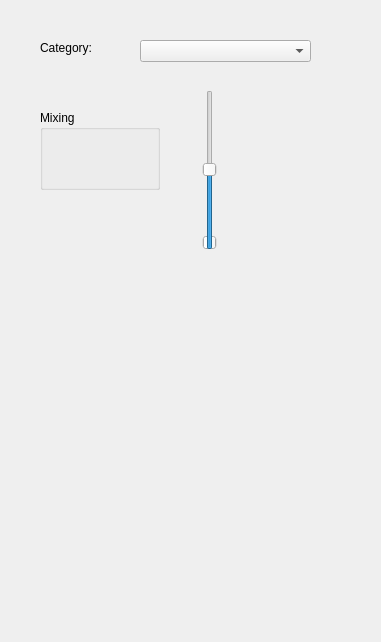
Qt form DesignerTool/src/WidgetAudioState.ui (GameOverture/HarmonyEngine) before a commit.
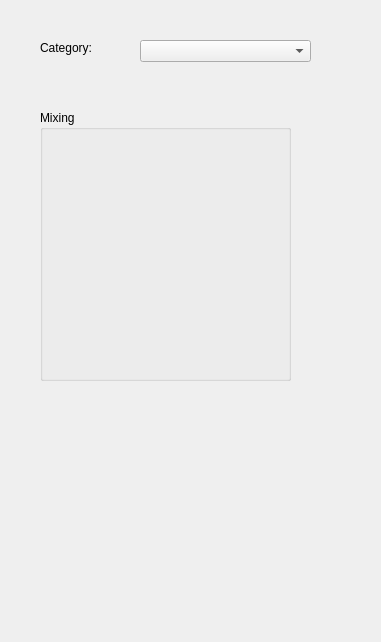
The same form after that commit. Custom widgets are drawn as their Qt base class.

Commit message: Audio state widget needs to be designed

```diff
--- a/DesignerTool/src/WidgetAudioState.ui
+++ b/DesignerTool/src/WidgetAudioState.ui
@@ -41,44 +41,33 @@
     <rect>
      <x>40</x>
      <y>110</y>
-     <width>120</width>
-     <height>80</height>
+     <width>251</width>
+     <height>271</height>
     </rect>
    </property>
    <property name="title">
     <string>Mixing</string>
    </property>
-  </widget>
-  <widget class="QSlider" name="verticalSlider">
-   <property name="geometry">
-    <rect>
-     <x>200</x>
-     <y>90</y>
-     <width>19</width>
-     <height>160</height>
-    </rect>
-   </property>
-   <property name="orientation">
-    <enum>Qt::Vertical</enum>
-   </property>
-  </widget>
-  <widget class="QSlider" name="verticalSlider_2">
-   <property name="geometry">
-    <rect>
-     <x>200</x>
-     <y>90</y>
-     <width>19</width>
-     <height>160</height>
-    </rect>
-   </property>
-   <property name="value">
-    <number>50</number>
-   </property>
-   <property name="orientation">
-    <enum>Qt::Vertical</enum>
-   </property>
+   <widget class="WidgetRangedSlider" name="widget" native="true">
+    <property name="geometry">
+     <rect>
+      <x>40</x>
+      <y>70</y>
+      <width>31</width>
+      <height>81</height>
+     </rect>
+    </property>
+   </widget>
   </widget>
  </widget>
+ <customwidgets>
+  <customwidget>
+   <class>WidgetRangedSlider</class>
+   <extends>QWidget</extends>
+   <header>WidgetRangedSlider.h</header>
+   <container>1</container>
+  </customwidget>
+ </customwidgets>
  <resources/>
  <connections/>
 </ui>
```
